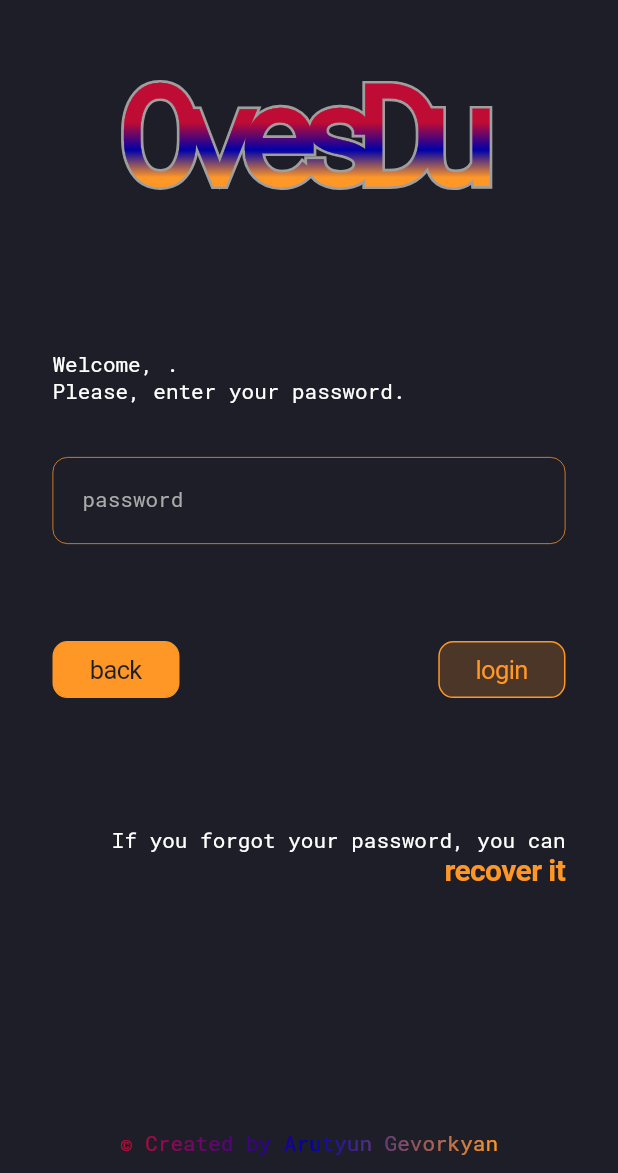
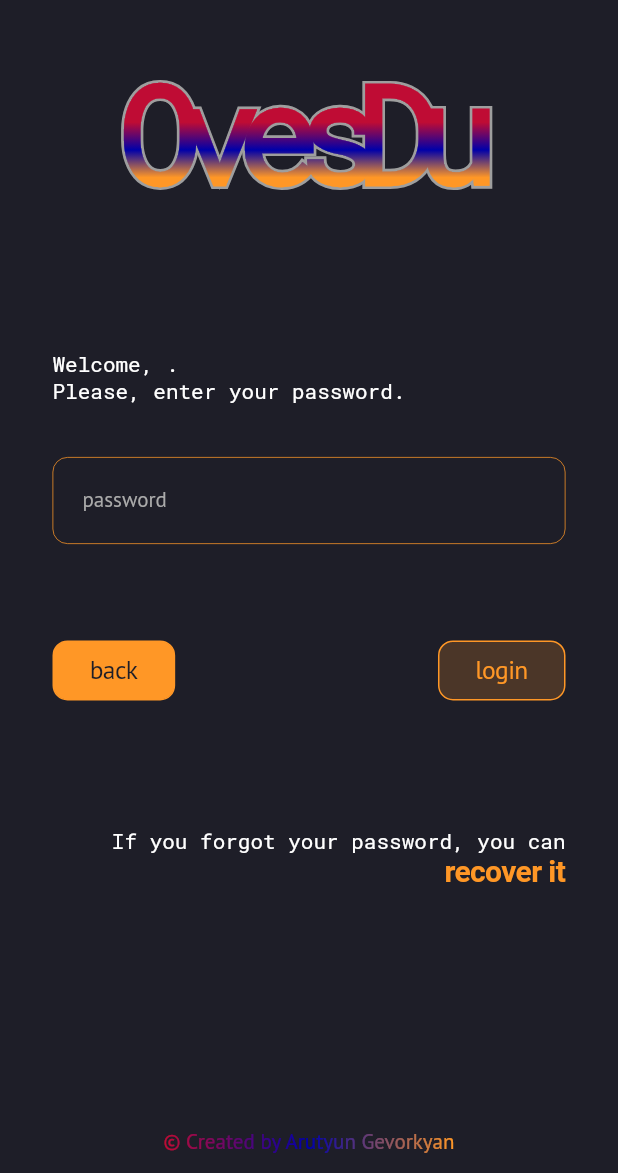
Before and after one commit to arutyun88/ovesdu_mobile, a Flutter app: the screen it shows after launch, swiped to page 3, on a phone screen of 412 x 824 dp, the part 63-1236 px from its top. Run offline on Flutter 3.47's test engine with Material 2 defaults, Android fonts, the phone set to English and light mode, and no system bars; our stand-ins replace device_info_plus, dio, flutter_bloc, freezed_annotation, get_it, google_fonts and 3 more; accounts and stored records are empty; generated files the repository leaves out were written again.

Commit message:
app: ui: components: text style

```diff
--- a/lib/app/ui/components/buttons/default_button.dart
+++ b/lib/app/ui/components/buttons/default_button.dart
@@ -1,6 +1,7 @@
 import 'package:flutter/cupertino.dart';
 import 'package:flutter/material.dart';
 import 'package:ovesdu_mobile/app/ui/config/app_colors.dart';
+import 'package:ovesdu_mobile/app/ui/config/app_style.dart';
 
 class DefaultButton extends StatelessWidget {
   const DefaultButton({
@@ -29,9 +30,8 @@ class DefaultButton extends StatelessWidget {
         padding: const EdgeInsets.symmetric(horizontal: 24.0, vertical: 8.0),
         child: Text(
           title,
-          style: TextStyle(
-            color:
-                enable ? Theme.of(context).backgroundColor : AppColors.orange,
+          style: const TextStyle().withColor(
+            enable ? Theme.of(context).backgroundColor : AppColors.orange,
           ),
         ),
       ),
--- a/lib/app/ui/components/created_by_widget.dart
+++ b/lib/app/ui/components/created_by_widget.dart
@@ -1,5 +1,6 @@
 import 'package:flutter/material.dart';
 import 'package:ovesdu_mobile/app/ui/config/app_colors.dart';
+import 'package:ovesdu_mobile/app/ui/config/app_style.dart';
 
 class CreatedByWidget extends StatelessWidget {
   const CreatedByWidget({
@@ -13,10 +14,10 @@ class CreatedByWidget extends StatelessWidget {
       shaderCallback: (bounds) => AppColors.gradientFlagHorizontal.createShader(
         Rect.fromLTWH(0, 0, bounds.width, bounds.height),
       ),
-      child: const Text(
+      child: Text(
         '© Created by Arutyun Gevorkyan',
         textAlign: TextAlign.center,
-        style: TextStyle(fontSize: 14.0),
+        style: const TextStyle().withSize(14.0),
       ),
     );
   }
--- a/lib/app/ui/components/text_fields/app_text_field.dart
+++ b/lib/app/ui/components/text_fields/app_text_field.dart
@@ -1,5 +1,6 @@
 import 'package:flutter/material.dart';
 import 'package:flutter/services.dart';
+import 'package:ovesdu_mobile/app/ui/config/app_style.dart';
 
 import '../../config/app_colors.dart';
 import 'formatter/date_text_formatter.dart';
@@ -72,7 +73,9 @@ class _AppTextFieldState extends State<AppTextField> {
 
   @override
   Widget build(BuildContext context) {
-    final labelStyle = Theme.of(context).inputDecorationTheme.hintStyle!;
+    final labelStyle = const TextStyle().withStyle(
+      Theme.of(context).inputDecorationTheme.hintStyle!,
+    );
 
     return Padding(
       padding: const EdgeInsets.only(top: 4),
@@ -95,7 +98,9 @@ class _AppTextFieldState extends State<AppTextField> {
         cursorWidth: 1.0,
         cursorHeight: 20.0,
         cursorColor: labelStyle.color,
-        style: Theme.of(context).textTheme.headline6,
+        style: const TextStyle().withStyle(
+          Theme.of(context).textTheme.headline6,
+        ),
         decoration: InputDecoration(
           isCollapsed: true,
           contentPadding: const EdgeInsets.symmetric(
@@ -106,10 +111,9 @@ class _AppTextFieldState extends State<AppTextField> {
           hintStyle: labelStyle,
           labelText: widget.labelText,
           labelStyle: labelStyle,
-          floatingLabelStyle: TextStyle(
+          floatingLabelStyle: labelStyle.copyWith(
             fontSize: 14,
             fontWeight: FontWeight.w400,
-            color: labelStyle.color,
           ),
           focusedBorder: OutlineInputBorder(
             borderRadius: BorderRadius.circular(10.0),
--- a/lib/app/ui/config/app_style.dart
+++ b/lib/app/ui/config/app_style.dart
@@ -13,4 +13,8 @@ extension TextStyleGoogleFonts on TextStyle {
   TextStyle withSize(double size) => GoogleFonts.ptSans(
         fontSize: size,
       );
+
+  TextStyle withWeight(FontWeight fontWeight) => GoogleFonts.ptSans(
+        fontWeight: fontWeight,
+      );
 }
```
Also changed, not shown: lib/app/ui/components/text_fields/app_phone_field/app_phone_field.dart (+8 -4 lines), lib/app/ui/components/text_fields/app_phone_field/country_picker_dialog.dart (+4 -3 lines).
